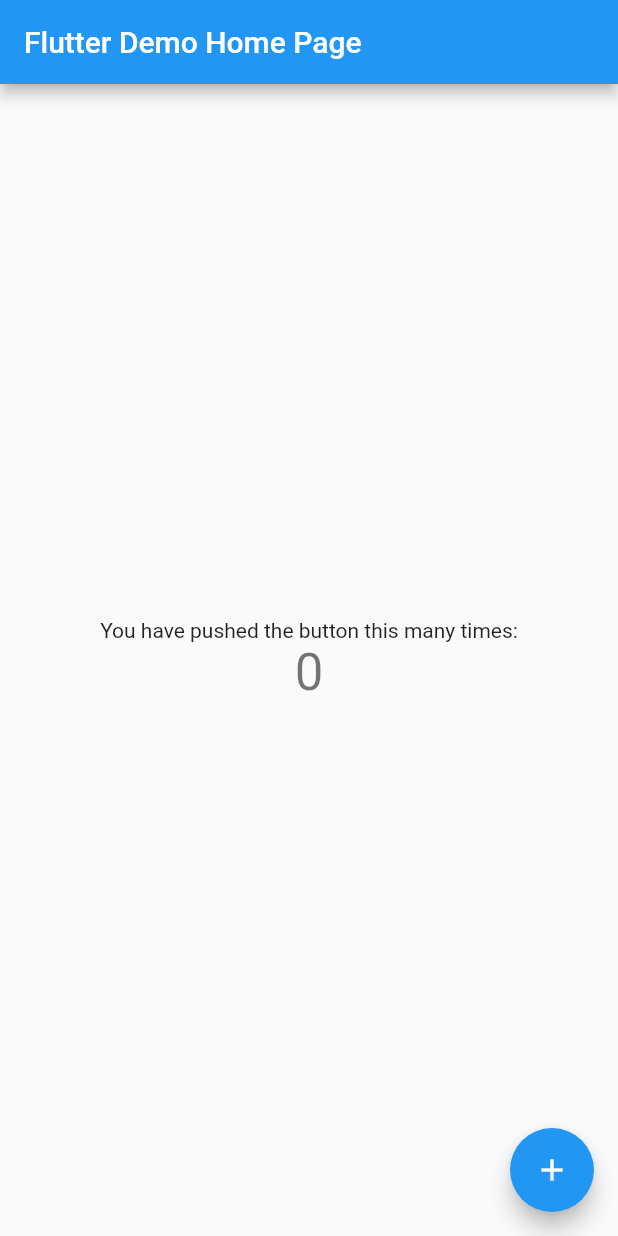
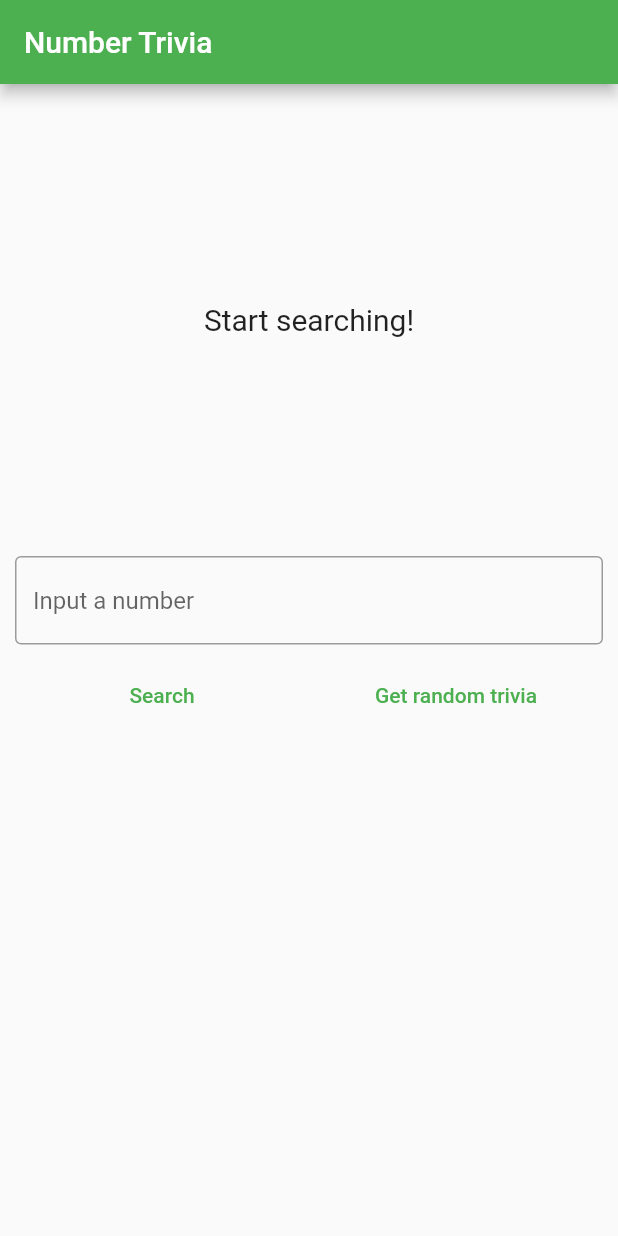
Before and after one commit to swdev77/Flutter-TDDCleanArchitecture, a Flutter app: the screen it shows after launch, on a phone screen of 412 x 824 dp. Run offline on Flutter 3.47's test engine with Material 2 defaults, Android fonts, the phone set to English and light mode, and no system bars; our stand-ins replace bloc, dartz, equatable, flutter_bloc, get_it, internet_connection_checker and 1 more.

Commit message:
impl. UI and all done

```diff
--- a/tdd_clean_architecture/lib/features/number_trivia/presentation/bloc/bloc/number_trivia_bloc.dart
+++ b/tdd_clean_architecture/lib/features/number_trivia/presentation/bloc/bloc/number_trivia_bloc.dart
@@ -26,16 +26,20 @@ class NumberTriviaBloc extends Bloc<NumberTriviaEvent, NumberTriviaState> {
     required this.random,
     required this.inputConverter,
   }) : super(Empty()) {
-    on<GetTriviaForConcreteNumber>((event, emit) {
+    on<GetTriviaForConcreteNumber>((event, emit) async {
+      emit(Loading());
+
       final result = inputConverter.stringToUnsignedInteger(event.numberString);
-      result.fold(
-        (failure) => emit(Error(message: invalidInputFailureMessage)),
-        (integer) async {
-          emit(Loading());
-          final failureOrTrivia = await concrete(Params(number: integer));
-          emit(_eitherLoadedOrErrorState(failureOrTrivia));
-        },
-      );
+
+      if (result.isLeft()) {
+        emit(Error(message: invalidInputFailureMessage));
+        return;
+      }
+
+      late int number;
+      result.fold((_) => _, (r) => number = r);
+      final failureOrTrivia = await concrete(Params(number: number));
+      emit(_eitherLoadedOrErrorState(failureOrTrivia));
     });
 
     on<GetTriviaForRandomNumber>(
--- /dev/null
+++ b/tdd_clean_architecture/lib/features/number_trivia/presentation/pages/number_trivia_page.dart
@@ -0,0 +1,119 @@
+import 'package:flutter/material.dart';
+import 'package:flutter_bloc/flutter_bloc.dart';
+import 'package:tdd_clean_architecture/features/number_trivia/domain/entities/number_trivia.dart';
+import 'package:tdd_clean_architecture/features/number_trivia/presentation/bloc/bloc/number_trivia_bloc.dart';
+import 'package:tdd_clean_architecture/injection_container.dart';
+
+import '../widgets/loading_widget.dart';
+import '../widgets/message_display.dart';
+import '../widgets/trivia_display.dart';
+
+class NumberTriviaPage extends StatelessWidget {
+  const NumberTriviaPage({super.key});
+
+  @override
+  Widget build(BuildContext context) {
+    return Scaffold(
+      appBar: AppBar(
+        title: const Text('Number Trivia'),
+      ),
+      body: SingleChildScrollView(
+        child: buildBody(context),
+      ),
+    );
+  }
+}
+
+BlocProvider<NumberTriviaBloc> buildBody(BuildContext context) {
+  return BlocProvider(
+    create: (_) => sl.get<NumberTriviaBloc>(),
+    child: Center(
+      child: Padding(
+        padding: const EdgeInsets.all(10.0),
+        child: Column(
+          children: [
+            const SizedBox(height: 10),
+            //Top half
+            BlocBuilder<NumberTriviaBloc, NumberTriviaState>(
+              builder: (context, state) {
+                if (state is Empty) {
+                  return const MessageDisplay(message: 'Start searching!');
+                } else if (state is Loading) {
+                  return const LoadingWidget();
+                } else if (state is Loaded) {
+                  return TriviaDisplay(numberTrivia: state.trivia);
+                } else if (state is Error) {
+                  return MessageDisplay(message: state.message);
+                } else {
+                  return const MessageDisplay(message: 'Test');
+                }
+              },
+            ),
+            const SizedBox(height: 20),
+            //Bottom half
+            TriviaControls(),
+          ],
+        ),
+      ),
+    ),
+  );
+}
+
+class TriviaControls extends StatefulWidget {
+  const TriviaControls({super.key});
+
+  @override
+  _TriviaControlsState createState() => _TriviaControlsState();
+}
+
+class _TriviaControlsState extends State<TriviaControls> {
+  final controller = TextEditingController();
+  late String inputStr;
+
+  @override
+  Widget build(BuildContext context) {
+    return Column(
+      children: [
+        TextField(
+          controller: controller,
+          keyboardType: TextInputType.number,
+          decoration: const InputDecoration(
+            border: OutlineInputBorder(),
+            hintText: 'Input a number',
+          ),
+          onChanged: (value) => inputStr = value,
+          onSubmitted: (_) => dispatchConcrete,
+        ),
+        const SizedBox(height: 10),
+        Row(
+          children: [
+            Expanded(
+              child: TextButton(
+                child: const Text('Search'),
+                onPressed: dispatchConcrete,
+              ),
+            ),
+            const SizedBox(height: 10),
+            Expanded(
+              child: TextButton(
+                child: const Text('Get random trivia'),
+                onPressed: dispatchRandom,
+              ),
+            ),
+          ],
+        )
+      ],
+    );
+  }
+
+  void dispatchConcrete() {
+    controller.clear();
+    BlocProvider.of<NumberTriviaBloc>(context)
+        .add(GetTriviaForConcreteNumber(inputStr));
+  }
+
+  void dispatchRandom() {
+    controller.clear();
+    BlocProvider.of<NumberTriviaBloc>(context).add(GetTriviaForRandomNumber());
+  }
+}
--- /dev/null
+++ b/tdd_clean_architecture/lib/features/number_trivia/presentation/widgets/message_display.dart
@@ -0,0 +1,23 @@
+import 'package:flutter/widgets.dart';
+
+class MessageDisplay extends StatelessWidget {
+  final String message;
+
+  const MessageDisplay({super.key, required this.message});
+
+  @override
+  Widget build(BuildContext context) {
+    return SizedBox(
+      height: MediaQuery.of(context).size.height / 3,
+      child: Center(
+        child: SingleChildScrollView(
+          child: Text(
+            message,
+            style: const TextStyle(fontSize: 20),
+            textAlign: TextAlign.center,
+          ),
+        ),
+      ),
+    );
+  }
+}
--- a/tdd_clean_architecture/lib/injection_container.dart
+++ b/tdd_clean_architecture/lib/injection_container.dart
@@ -43,6 +43,6 @@ Future<void> inti() async {
 
   final sharedPreferences = await SharedPreferences.getInstance();
   sl.registerLazySingleton(() => sharedPreferences);
-  sl.registerLazySingleton(() => http.Client);
+  sl.registerLazySingleton(() => http.Client());
   sl.registerLazySingleton(() => InternetConnectionChecker());
 }
--- a/tdd_clean_architecture/lib/main.dart
+++ b/tdd_clean_architecture/lib/main.dart
@@ -1,60 +1,23 @@
 import 'package:flutter/material.dart';
+import 'package:tdd_clean_architecture/features/number_trivia/presentation/pages/number_trivia_page.dart';
 import 'injection_container.dart' as di;
+
 Future<void> main() async {
+  WidgetsFlutterBinding.ensureInitialized();
   await di.inti();
   runApp(const MyApp());
 }
+
 class MyApp extends StatelessWidget {
   const MyApp({Key? key}) : super(key: key);
   @override
   Widget build(BuildContext context) {
     return MaterialApp(
-      title: 'Flutter Demo',
+      title: 'Number Trivia',
       theme: ThemeData(
-        primarySwatch: Colors.blue,
+        primarySwatch: Colors.green,
       ),
-      home: const MyHomePage(title: 'Flutter Demo Home Page'),
+      home: const NumberTriviaPage(),
     );
   }
 }
-class MyHomePage extends StatefulWidget {
-  const MyHomePage({Key? key, required this.title}) : super(key: key);
-  final String title;
-  @override
-  State<MyHomePage> createState() => _MyHomePageState();
-}
-class _MyHomePageState extends State<MyHomePage> {
-  int _counter = 0;
-  void _incrementCounter() {
-    setState(() {
-      _counter++;
-    });
-  }
-  @override
-  Widget build(BuildContext context) {
-    return Scaffold(
-      appBar: AppBar(
-        title: Text(widget.title),
-      ),
-      body: Center(
-        child: Column(
-          mainAxisAlignment: MainAxisAlignment.center,
-          children: <Widget>[
-            const Text(
-              'You have pushed the button this many times:',
-            ),
-            Text(
-              '$_counter',
-              style: Theme.of(context).textTheme.headline4,
-            ),
-          ],
-        ),
-      ),
-      floatingActionButton: FloatingActionButton(
-        onPressed: _incrementCounter,
-        tooltip: 'Increment',
-        child: const Icon(Icons.add),
-      ),
-    );
-  }
-}
```
Also changed, not shown: tdd_clean_architecture/lib/features/number_trivia/presentation/widgets/loading_widget.dart (added, +14 -0 lines), tdd_clean_architecture/lib/features/number_trivia/presentation/widgets/trivia_display.dart (added, +36 -0 lines), 1 other file.
